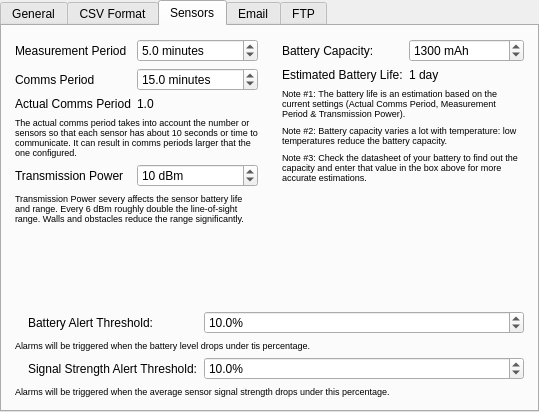
The window that manager/src/SettingsWidget.ui (porkmarks/sense) describes before a commit, drawn with Qt 5.
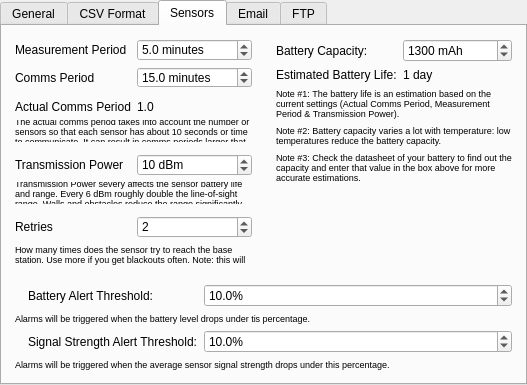
The same window after the commit. The open tabs and pages were chosen to show the change. Icons and pictures are not drawn. Custom widgets are drawn as their Qt base class.

Commit message: Finished retries Added more sensor stats

```diff
--- a/manager/src/SettingsWidget.ui
+++ b/manager/src/SettingsWidget.ui
@@ -6,8 +6,8 @@
    <rect>
     <x>0</x>
     <y>0</y>
-    <width>539</width>
-    <height>412</height>
+    <width>527</width>
+    <height>385</height>
    </rect>
   </property>
   <property name="windowTitle">
@@ -235,14 +235,14 @@
                </property>
               </widget>
              </item>
-             <item row="6" column="0">
+             <item row="7" column="0">
               <widget class="QLabel" name="label_15">
                <property name="text">
                 <string>Transmission Power</string>
                </property>
               </widget>
              </item>
-             <item row="6" column="1">
+             <item row="7" column="1">
               <widget class="QSpinBox" name="radioPower">
                <property name="suffix">
                 <string> dBm</string>
@@ -258,7 +258,7 @@
                </property>
               </widget>
              </item>
-             <item row="7" column="0" colspan="2">
+             <item row="8" column="0" colspan="2">
               <widget class="QLabel" name="label_18">
                <property name="font">
                 <font>
@@ -280,6 +280,80 @@
                </property>
               </widget>
              </item>
+             <item row="10" column="0">
+              <widget class="QLabel" name="label_29">
+               <property name="text">
+                <string>Retries</string>
+               </property>
+              </widget>
+             </item>
+             <item row="10" column="1">
+              <widget class="QSpinBox" name="retries">
+               <property name="minimum">
+                <number>1</number>
+               </property>
+               <property name="maximum">
+                <number>10</number>
+               </property>
+               <property name="value">
+                <number>2</number>
+               </property>
+              </widget>
+             </item>
+             <item row="11" column="0" colspan="2">
+              <widget class="QLabel" name="label_30">
+               <property name="font">
+                <font>
+                 <pointsize>7</pointsize>
+                </font>
+               </property>
+               <property name="text">
+                <string>How many times does the sensor try to reach the base station. Use more if you get blackouts often. Note: this will edcrease battery life if there is interference, as the sensor will communicate more.</string>
+               </property>
+               <property name="wordWrap">
+                <bool>true</bool>
+               </property>
+              </widget>
+             </item>
+             <item row="9" column="0" colspan="2">
+              <spacer name="verticalSpacer_5">
+               <property name="orientation">
+                <enum>Qt::Vertical</enum>
+               </property>
+               <property name="sizeHint" stdset="0">
+                <size>
+                 <width>10</width>
+                 <height>4</height>
+                </size>
+               </property>
+              </spacer>
+             </item>
+             <item row="6" column="0" colspan="2">
+              <spacer name="verticalSpacer_6">
+               <property name="orientation">
+                <enum>Qt::Vertical</enum>
+               </property>
+               <property name="sizeHint" stdset="0">
+                <size>
+                 <width>10</width>
+                 <height>4</height>
+                </size>
+               </property>
+              </spacer>
+             </item>
+             <item row="2" column="0" colspan="2">
+              <spacer name="verticalSpacer_7">
+               <property name="orientation">
+                <enum>Qt::Vertical</enum>
+               </property>
+               <property name="sizeHint" stdset="0">
+                <size>
+                 <width>10</width>
+                 <height>4</height>
+                </size>
+               </property>
+              </spacer>
+             </item>
             </layout>
            </widget>
           </item>
```
The commit also changes 15 other files.
